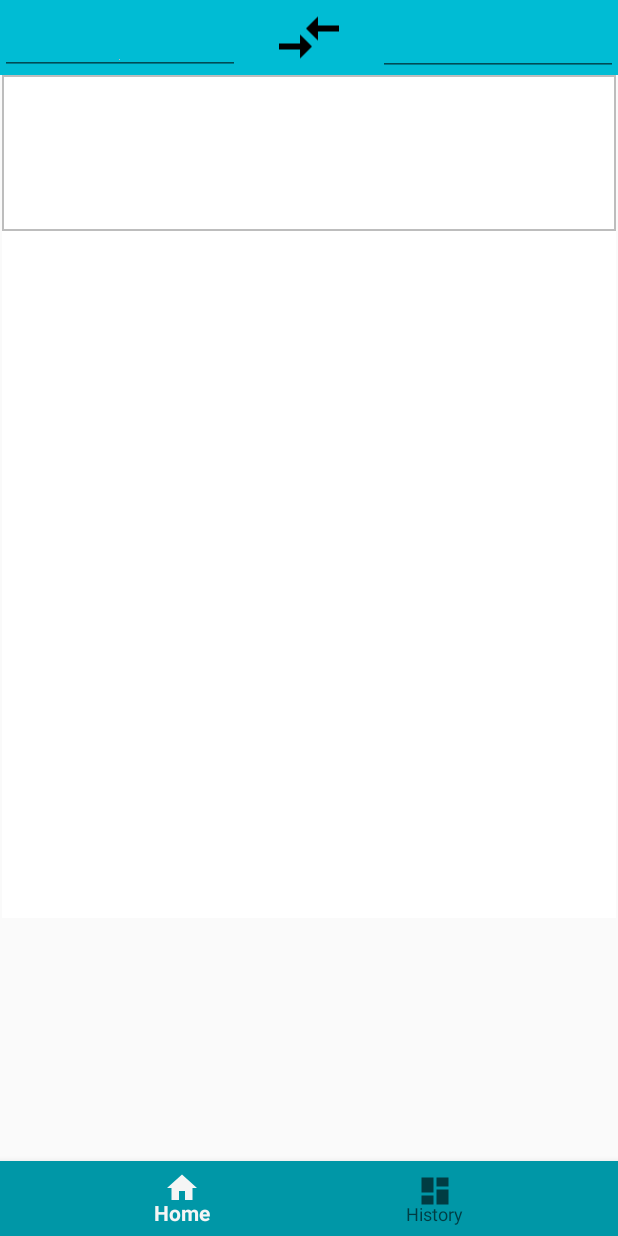
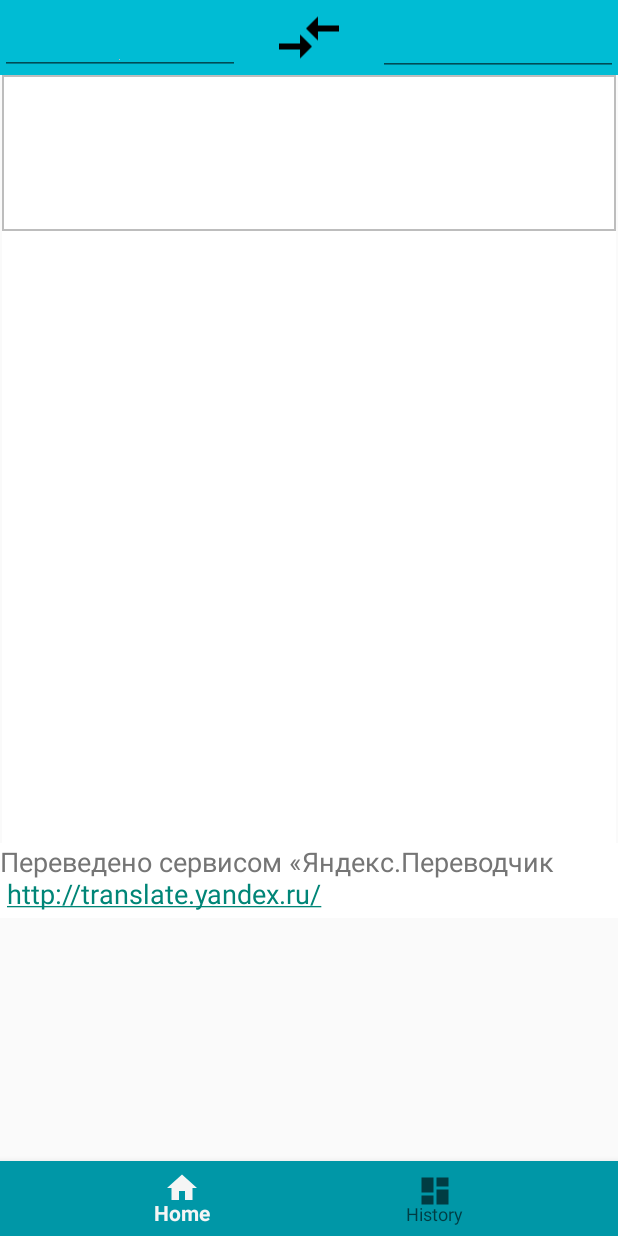
Before and after one commit to SemenNag/myyandextranslate, an Android app: the screen it shows after launch (TranslateActivity), on a phone screen of 412 x 824 dp. Run offline under Robolectric (Android 15) with nearby library versions, the phone set to English and light mode, and no system bars; libraries missing offline, so code that uses them is left out: com.foxykeep.datadroid; 1 statement that could not run was skipped.

Commit message:
to complex test

```diff
--- a/app/src/main/java/edu/semnag/myyandextranslate/provider/TranslatorContract.java
+++ b/app/src/main/java/edu/semnag/myyandextranslate/provider/TranslatorContract.java
@@ -4,7 +4,7 @@ import android.net.Uri;
 import android.provider.BaseColumns;
 
 /**
- * Created by semna on 03.04.2017.
+ * @author SemenNag
  */
 
 public class TranslatorContract {
--- a/app/src/main/res/layout/activity_translate.xml
+++ b/app/src/main/res/layout/activity_translate.xml
@@ -66,7 +66,7 @@
     <TextView
         android:id="@+id/home_outPutText"
         android:layout_width="0dp"
-        android:layout_height="458dp"
+        android:layout_height="408dp"
         android:layout_marginLeft="2px"
         android:layout_marginRight="2px"
         android:background="@color/icons"
@@ -76,4 +76,16 @@
         app:layout_constraintRight_toRightOf="parent"
         app:layout_constraintTop_toBottomOf="@+id/home_inputSourceText" />
 
+    <TextView
+        android:id="@+id/yandex_license_link"
+        android:layout_width="0dp"
+        android:layout_height="50dp"
+        android:background="@color/icons"
+        android:text="@string/yandex_lisence_text"
+        android:textColor="@color/secondary_text"
+        android:textSize="@dimen/font_size_medium"
+        app:layout_constraintLeft_toLeftOf="parent"
+        app:layout_constraintRight_toRightOf="parent"
+        app:layout_constraintTop_toBottomOf="@+id/home_outPutText" />
+
 </android.support.constraint.ConstraintLayout>
--- a/app/src/main/res/values/strings.xml
+++ b/app/src/main/res/values/strings.xml
@@ -5,4 +5,6 @@
     <string name="change_translate_direction">Revert translate direction</string>
     <string name="select_lang_from">Select language of source text</string>
     <string name="select_lang_to">Select language to translate</string>
+    <string name="yandex_lisence_text">Переведено сервисом «Яндекс.Переводчик \n
+        <a href="http://translate.yandex.ru/">http://translate.yandex.ru/</a></string>
 </resources>
```
Also changed, not shown: app/src/main/java/edu/semnag/myyandextranslate/BaseActivity.java (+6 -2 lines), app/src/main/java/edu/semnag/myyandextranslate/TranslateActivity.java (+51 -12 lines), app/src/main/java/edu/semnag/myyandextranslate/fragments/LangSelectionFragment.java (+12 -4 lines).
